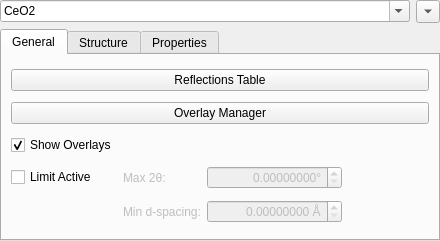
This is hexrd/ui/resources/ui/materials_panel.ui in HEXRD/hexrdgui as Qt 5 draws it before an edit. The edited form follows.
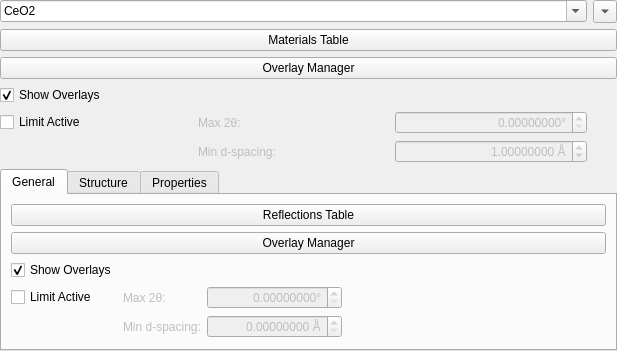
This is the edited form. Custom widgets are drawn as their Qt base class.

Commit message:
Move some widgets from materials panel tab widget
This moves a few widgets out of the materials panel tab widget, so
they are always displayed, regardless of the tab that the user is
currently on.

Diff of the .ui file:
```diff
--- a/hexrd/ui/resources/ui/materials_panel.ui
+++ b/hexrd/ui/resources/ui/materials_panel.ui
@@ -6,8 +6,8 @@
    <rect>
     <x>0</x>
     <y>0</y>
-    <width>440</width>
-    <height>241</height>
+    <width>617</width>
+    <height>271</height>
    </rect>
   </property>
   <layout class="QGridLayout" name="gridLayout_3">
@@ -25,7 +25,64 @@
    </property>
    <item row="0" column="0">
     <layout class="QGridLayout" name="gridLayout_2">
-     <item row="2" column="0" colspan="2">
+     <item row="3" column="0" colspan="4">
+      <widget class="QPushButton" name="show_overlay_manager">
+       <property name="text">
+        <string>Overlay Manager</string>
+       </property>
+      </widget>
+     </item>
+     <item row="5" column="1">
+      <widget class="QLabel" name="max_tth_label">
+       <property name="enabled">
+        <bool>false</bool>
+       </property>
+       <property name="text">
+        <string>Max 2θ:</string>
+       </property>
+      </widget>
+     </item>
+     <item row="6" column="1">
+      <widget class="QLabel" name="min_d_spacing_label">
+       <property name="enabled">
+        <bool>false</bool>
+       </property>
+       <property name="text">
+        <string>Min d-spacing:</string>
+       </property>
+      </widget>
+     </item>
+     <item row="5" column="0">
+      <widget class="QCheckBox" name="limit_active">
+       <property name="toolTip">
+        <string>&lt;html&gt;&lt;head/&gt;&lt;body&gt;&lt;p&gt;Limit the allowed HKLs with the max 2θ or the minimum d spacing.&lt;/p&gt;&lt;/body&gt;&lt;/html&gt;</string>
+       </property>
+       <property name="text">
+        <string>Limit Active</string>
+       </property>
+      </widget>
+     </item>
+     <item row="4" column="0" colspan="2">
+      <widget class="QCheckBox" name="show_overlays">
+       <property name="toolTip">
+        <string>&lt;html&gt;&lt;head/&gt;&lt;body&gt;&lt;p&gt;Display overlays in the canvas for each material&lt;/p&gt;&lt;/body&gt;&lt;/html&gt;</string>
+       </property>
+       <property name="text">
+        <string>Show Overlays</string>
+       </property>
+       <property name="checked">
+        <bool>true</bool>
+       </property>
+      </widget>
+     </item>
+     <item row="2" column="0" colspan="4">
+      <widget class="QPushButton" name="show_materials_table">
+       <property name="text">
+        <string>Materials Table</string>
+       </property>
+      </widget>
+     </item>
+     <item row="7" column="0" colspan="4">
       <widget class="QTabWidget" name="tab_widget">
        <property name="currentIndex">
         <number>0</number>
@@ -201,7 +258,51 @@
        </widget>
       </widget>
      </item>
-     <item row="1" column="1">
+     <item row="1" column="0" colspan="3">
+      <widget class="QComboBox" name="materials_combo">
+       <property name="sizePolicy">
+        <sizepolicy hsizetype="Expanding" vsizetype="Fixed">
+         <horstretch>0</horstretch>
+         <verstretch>0</verstretch>
+        </sizepolicy>
+       </property>
+       <property name="contextMenuPolicy">
+        <enum>Qt::DefaultContextMenu</enum>
+       </property>
+       <property name="toolTip">
+        <string/>
+       </property>
+       <property name="editable">
+        <bool>true</bool>
+       </property>
+       <item>
+        <property name="text">
+         <string>CeO2</string>
+        </property>
+       </item>
+       <item>
+        <property name="text">
+         <string>Diamond</string>
+        </property>
+       </item>
+       <item>
+        <property name="text">
+         <string>LaB6</string>
+        </property>
+       </item>
+       <item>
+        <property name="text">
+         <string>Ruby</string>
+        </property>
+       </item>
+       <item>
+        <property name="text">
+         <string>Silicon</string>
+        </property>
+       </item>
+      </widget>
+     </item>
+     <item row="1" column="3">
       <widget class="QToolButton" name="materials_tool_button">
        <property name="toolTip">
         <string>&lt;html&gt;&lt;head/&gt;&lt;body&gt;&lt;p&gt;Click to add, modify, or delete material&lt;/p&gt;&lt;/body&gt;&lt;/html&gt;</string>
@@ -232,48 +333,63 @@
        </property>
       </widget>
      </item>
-     <item row="1" column="0">
-      <widget class="QComboBox" name="materials_combo">
-       <property name="sizePolicy">
-        <sizepolicy hsizetype="Expanding" vsizetype="Fixed">
-         <horstretch>0</horstretch>
-         <verstretch>0</verstretch>
-        </sizepolicy>
+     <item row="6" column="2">
+      <widget class="ScientificDoubleSpinBox" name="min_d_spacing">
+       <property name="enabled">
+        <bool>false</bool>
        </property>
        <property name="contextMenuPolicy">
         <enum>Qt::DefaultContextMenu</enum>
        </property>
+       <property name="alignment">
+        <set>Qt::AlignRight|Qt::AlignTrailing|Qt::AlignVCenter</set>
+       </property>
+       <property name="keyboardTracking">
+        <bool>false</bool>
+       </property>
+       <property name="suffix">
+        <string> Å</string>
+       </property>
+       <property name="decimals">
+        <number>8</number>
+       </property>
+       <property name="maximum">
+        <double>1000000.000000000000000</double>
+       </property>
+       <property name="singleStep">
+        <double>0.100000000000000</double>
+       </property>
+       <property name="value">
+        <double>1.000000000000000</double>
+       </property>
+      </widget>
+     </item>
+     <item row="5" column="2">
+      <widget class="ScientificDoubleSpinBox" name="max_tth">
+       <property name="enabled">
+        <bool>false</bool>
+       </property>
        <property name="toolTip">
         <string/>
        </property>
-       <property name="editable">
-        <bool>true</bool>
+       <property name="alignment">
+        <set>Qt::AlignRight|Qt::AlignTrailing|Qt::AlignVCenter</set>
        </property>
-       <item>
-        <property name="text">
-         <string>CeO2</string>
-        </property>
-       </item>
-       <item>
-        <property name="text">
-         <string>Diamond</string>
-        </property>
-       </item>
-       <item>
-        <property name="text">
-         <string>LaB6</string>
-        </property>
-       </item>
-       <item>
-        <property name="text">
-         <string>Ruby</string>
-        </property>
-       </item>
-       <item>
-        <property name="text">
-         <string>Silicon</string>
-        </property>
-       </item>
+       <property name="keyboardTracking">
+        <bool>false</bool>
+       </property>
+       <property name="suffix">
+        <string>°</string>
+       </property>
+       <property name="decimals">
+        <number>8</number>
+       </property>
+       <property name="maximum">
+        <double>360.000000000000000</double>
+       </property>
+       <property name="singleStep">
+        <double>0.100000000000000</double>
+       </property>
       </widget>
      </item>
     </layout>
```
Left out of the diff: 7 changed lines with no effect on the pictures.
